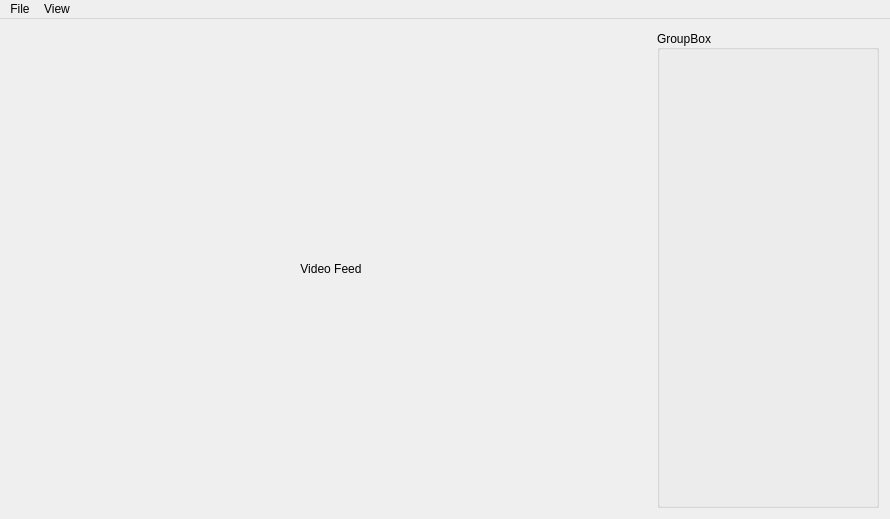
The window that mainwindow.ui (JustasBart/DigitalInspectionAndMeasurement) describes before a commit, drawn with Qt 5.
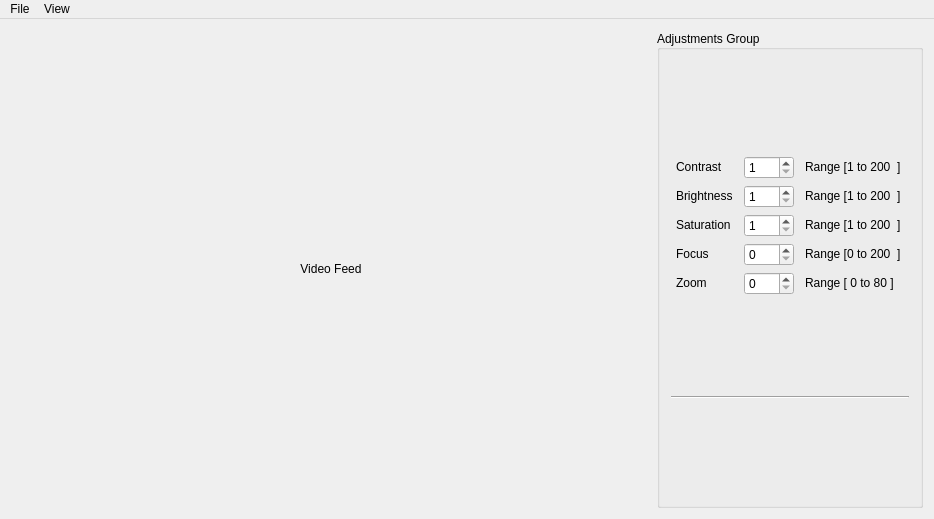
The same window after the commit.

Diff of the .ui file:
```diff
--- a/mainwindow.ui
+++ b/mainwindow.ui
@@ -6,7 +6,7 @@
    <rect>
     <x>0</x>
     <y>0</y>
-    <width>890</width>
+    <width>930</width>
     <height>519</height>
    </rect>
   </property>
@@ -15,6 +15,9 @@
   </property>
   <widget class="QWidget" name="centralWidget">
    <layout class="QHBoxLayout" name="horizontalLayout">
+    <property name="sizeConstraint">
+     <enum>QLayout::SetMaximumSize</enum>
+    </property>
     <item>
      <widget class="QLabel" name="videoLabel">
       <property name="sizePolicy">
@@ -42,6 +45,18 @@
     </item>
     <item>
      <widget class="QGroupBox" name="settingsGroup">
+      <property name="sizePolicy">
+       <sizepolicy hsizetype="Maximum" vsizetype="Minimum">
+        <horstretch>0</horstretch>
+        <verstretch>0</verstretch>
+       </sizepolicy>
+      </property>
+      <property name="minimumSize">
+       <size>
+        <width>266</width>
+        <height>0</height>
+       </size>
+      </property>
       <property name="maximumSize">
        <size>
         <width>266</width>
@@ -52,11 +67,264 @@
        <enum>Qt::LeftToRight</enum>
       </property>
       <property name="title">
-       <string>GroupBox</string>
+       <string>Adjustments Group</string>
       </property>
       <property name="alignment">
        <set>Qt::AlignLeading|Qt::AlignLeft|Qt::AlignVCenter</set>
       </property>
+      <layout class="QVBoxLayout" name="verticalLayout_3">
+       <item>
+        <layout class="QGridLayout" name="gridLayout">
+         <property name="sizeConstraint">
+          <enum>QLayout::SetMaximumSize</enum>
+         </property>
+         <item row="0" column="0">
+          <widget class="QLabel" name="contrastLabel">
+           <property name="sizePolicy">
+            <sizepolicy hsizetype="Maximum" vsizetype="Maximum">
+             <horstretch>0</horstretch>
+             <verstretch>0</verstretch>
+            </sizepolicy>
+           </property>
+           <property name="text">
+            <string>Contrast</string>
+           </property>
+          </widget>
+         </item>
+         <item row="2" column="1">
+          <widget class="QSpinBox" name="spinBox_3">
+           <property name="sizePolicy">
+            <sizepolicy hsizetype="Maximum" vsizetype="Maximum">
+             <horstretch>0</horstretch>
+             <verstretch>0</verstretch>
+            </sizepolicy>
+           </property>
+           <property name="minimumSize">
+            <size>
+             <width>50</width>
+             <height>0</height>
+            </size>
+           </property>
+           <property name="minimum">
+            <number>1</number>
+           </property>
+           <property name="maximum">
+            <number>200</number>
+           </property>
+          </widget>
+         </item>
+         <item row="3" column="1">
+          <widget class="QSpinBox" name="spinBox_4">
+           <property name="sizePolicy">
+            <sizepolicy hsizetype="Maximum" vsizetype="Maximum">
+             <horstretch>0</horstretch>
+             <verstretch>0</verstretch>
+            </sizepolicy>
+           </property>
+           <property name="minimumSize">
+            <size>
+             <width>50</width>
+             <height>0</height>
+            </size>
+           </property>
+           <property name="maximum">
+            <number>200</number>
+           </property>
+          </widget>
+         </item>
+         <item row="4" column="1">
+          <widget class="QSpinBox" name="spinBox_5">
+           <property name="sizePolicy">
+            <sizepolicy hsizetype="Maximum" vsizetype="Maximum">
+             <horstretch>0</horstretch>
+             <verstretch>0</verstretch>
+            </sizepolicy>
+           </property>
+           <property name="minimumSize">
+            <size>
+             <width>50</width>
+             <height>0</height>
+            </size>
+           </property>
+           <property name="maximum">
+            <number>80</number>
+           </property>
+          </widget>
+         </item>
+         <item row="2" column="0">
+          <widget class="QLabel" name="saturationLabel">
+           <property name="sizePolicy">
+            <sizepolicy hsizetype="Maximum" vsizetype="Maximum">
+             <horstretch>0</horstretch>
+             <verstretch>0</verstretch>
+            </sizepolicy>
+           </property>
+           <property name="text">
+            <string>Saturation</string>
+           </property>
+          </widget>
+         </item>
+         <item row="3" column="0">
+          <widget class="QLabel" name="focusLabel">
+           <property name="sizePolicy">
+            <sizepolicy hsizetype="Maximum" vsizetype="Maximum">
+             <horstretch>0</horstretch>
+             <verstretch>0</verstretch>
+            </sizepolicy>
+           </property>
+           <property name="text">
+            <string>Focus</string>
+           </property>
+          </widget>
+         </item>
+         <item row="1" column="1">
+          <widget class="QSpinBox" name="spinBox_2">
+           <property name="sizePolicy">
+            <sizepolicy hsizetype="Maximum" vsizetype="Maximum">
+             <horstretch>0</horstretch>
+             <verstretch>0</verstretch>
+            </sizepolicy>
+           </property>
+           <property name="minimumSize">
+            <size>
+             <width>50</width>
+             <height>0</height>
+            </size>
+           </property>
+           <property name="minimum">
+            <number>1</number>
+           </property>
+           <property name="maximum">
+            <number>200</number>
+           </property>
+          </widget>
+         </item>
+         <item row="0" column="1">
+          <widget class="QSpinBox" name="spinBox">
+           <property name="sizePolicy">
+            <sizepolicy hsizetype="Maximum" vsizetype="Maximum">
+             <horstretch>0</horstretch>
+             <verstretch>0</verstretch>
+            </sizepolicy>
+           </property>
+           <property name="minimumSize">
+            <size>
+             <width>50</width>
+             <height>0</height>
+            </size>
+           </property>
+           <property name="minimum">
+            <number>1</number>
+           </property>
+           <property name="maximum">
+            <number>200</number>
+           </property>
+          </widget>
+         </item>
+         <item row="4" column="0">
+          <widget class="QLabel" name="zoomLabel">
+           <property name="sizePolicy">
+            <sizepolicy hsizetype="Maximum" vsizetype="Maximum">
+             <horstretch>0</horstretch>
+             <verstretch>0</verstretch>
+            </sizepolicy>
+           </property>
+           <property name="text">
+            <string>Zoom</string>
+           </property>
+          </widget>
+         </item>
+         <item row="1" column="0">
+          <widget class="QLabel" name="BrightnessLabel">
+           <property name="sizePolicy">
+            <sizepolicy hsizetype="Maximum" vsizetype="Maximum">
+             <horstretch>0</horstretch>
+             <verstretch>0</verstretch>
+            </sizepolicy>
+           </property>
+           <property name="text">
+            <string>Brightness</string>
+           </property>
+          </widget>
+         </item>
+         <item row="0" column="2">
+          <widget class="QLabel" name="rangeLabel">
+           <property name="sizePolicy">
+            <sizepolicy hsizetype="Maximum" vsizetype="Maximum">
+             <horstretch>0</horstretch>
+             <verstretch>0</verstretch>
+            </sizepolicy>
+           </property>
+           <property name="text">
+            <string>Range [1 to 200  ]</string>
+           </property>
+          </widget>
+         </item>
+         <item row="1" column="2">
+          <widget class="QLabel" name="rangeLabel2">
+           <property name="sizePolicy">
+            <sizepolicy hsizetype="Maximum" vsizetype="Maximum">
+             <horstretch>0</horstretch>
+             <verstretch>0</verstretch>
+            </sizepolicy>
+           </property>
+           <property name="text">
+            <string>Range [1 to 200  ]</string>
+           </property>
+          </widget>
+         </item>
+         <item row="2" column="2">
+          <widget class="QLabel" name="rangeLabel3">
+           <property name="sizePolicy">
+            <sizepolicy hsizetype="Maximum" vsizetype="Maximum">
+             <horstretch>0</horstretch>
+             <verstretch>0</verstretch>
+            </sizepolicy>
+           </property>
+           <property name="text">
+            <string>Range [1 to 200  ]</string>
+           </property>
+          </widget>
+         </item>
+         <item row="3" column="2">
+          <widget class="QLabel" name="rangeLabel4">
+           <property name="sizePolicy">
+            <sizepolicy hsizetype="Maximum" vsizetype="Maximum">
+             <horstretch>0</horstretch>
+             <verstretch>0</verstretch>
+            </sizepolicy>
+           </property>
+           <property name="text">
+            <string>Range [0 to 200  ]</string>
+           </property>
+          </widget>
+         </item>
+         <item row="4" column="2">
+          <widget class="QLabel" name="rangeLabel5">
+           <property name="sizePolicy">
+            <sizepolicy hsizetype="Maximum" vsizetype="Maximum">
+             <horstretch>0</horstretch>
+             <verstretch>0</verstretch>
+            </sizepolicy>
+           </property>
+           <property name="text">
+            <string>Range [ 0 to 80 ]</string>
+           </property>
+          </widget>
+         </item>
+        </layout>
+       </item>
+       <item>
+        <widget class="Line" name="line">
+         <property name="orientation">
+          <enum>Qt::Horizontal</enum>
+         </property>
+        </widget>
+       </item>
+       <item>
+        <layout class="QVBoxLayout" name="verticalLayout_2"/>
+       </item>
+      </layout>
      </widget>
     </item>
    </layout>
@@ -66,7 +334,7 @@
     <rect>
      <x>0</x>
      <y>0</y>
-     <width>890</width>
+     <width>930</width>
      <height>21</height>
     </rect>
    </property>
```
